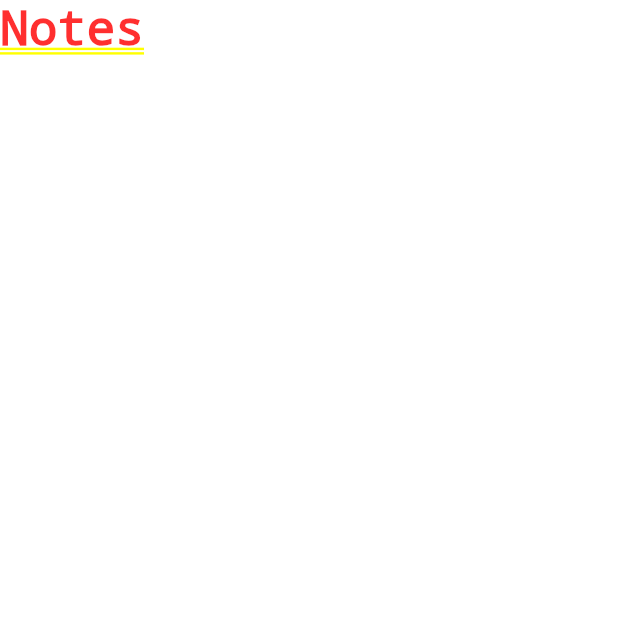
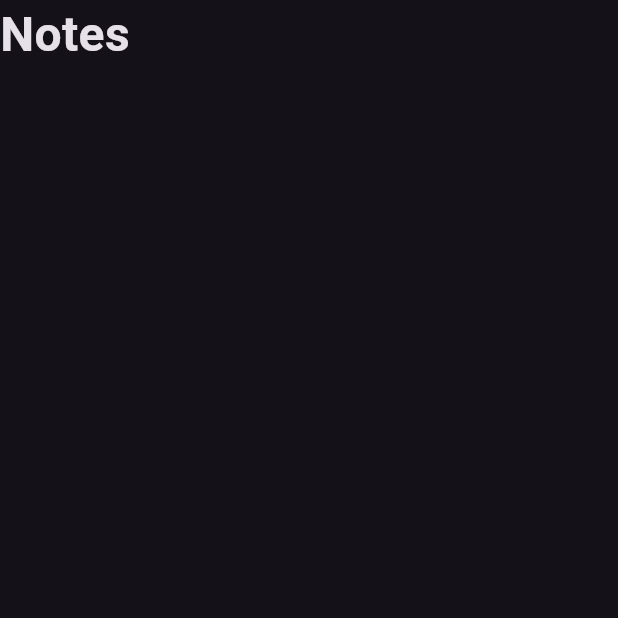
Before and after one commit to Ahmed12111/NotesApp, a Flutter app: the screen it shows after launch, on a phone screen of 412 x 824 dp, the top half of it. Run offline on Flutter 3.47's test engine with Material 3 defaults, Android fonts, the phone set to English and light mode, and no system bars; our stand-ins replace device_preview.

Commit message:
Create Custom AppBar

```diff
--- /dev/null
+++ b/devtools_options.yaml
@@ -0,0 +1,3 @@
+description: This file stores settings for Dart & Flutter DevTools.
+documentation: https://docs.flutter.dev/tools/devtools/extensions#configure-extension-enablement-states
+extensions:
--- a/lib/main.dart
+++ b/lib/main.dart
@@ -3,12 +3,7 @@ import 'package:notes_app/views/notes_view.dart';
 import 'package:device_preview/device_preview.dart';
 
 void main() {
-  runApp(
-    DevicePreview(
-      enabled: true,
-      builder: (context) => const NotesApp(),
-    ),
-  );
+  runApp(DevicePreview(enabled: true, builder: (context) => const NotesApp()));
 }
 
 class NotesApp extends StatelessWidget {
@@ -17,6 +12,7 @@ class NotesApp extends StatelessWidget {
   @override
   Widget build(BuildContext context) {
     return MaterialApp(
+      debugShowCheckedModeBanner: false,
       title: 'Notes App',
       theme: ThemeData(brightness: Brightness.dark),
       home: const NotesView(),
--- a/lib/views/notes_view.dart
+++ b/lib/views/notes_view.dart
@@ -1,26 +1,11 @@
 import 'package:flutter/material.dart';
+import 'package:notes_app/views/widgets/custom_app_bar_widget.dart';
 
 class NotesView extends StatelessWidget {
   const NotesView({super.key});
 
   @override
   Widget build(BuildContext context) {
-    return Column(children: <Widget>[CustomAppBarWidget()]);
+    return Scaffold(body: Column(children: <Widget>[CustomAppBarWidget()]));
   }
 }
-
-class CustomAppBarWidget extends StatelessWidget {
-  const CustomAppBarWidget({super.key});
-
-  @override
-  Widget build(BuildContext context) {
-    return Row(
-      children: <Widget>[
-        Text(
-          "Notes",
-          style: TextStyle(fontSize: 32, fontWeight: FontWeight.bold),
-        ),
-      ],
-    );
-  }
-}
--- /dev/null
+++ b/lib/views/widgets/custom_app_bar_widget.dart
@@ -0,0 +1,21 @@
+import 'package:flutter/material.dart';
+
+class CustomAppBarWidget extends StatelessWidget {
+  const CustomAppBarWidget({super.key});
+
+  @override
+  Widget build(BuildContext context) {
+    return Row(
+      children: <Widget>[
+        Text(
+          "Notes",
+          style: TextStyle(
+            fontSize: 32,
+            fontWeight: FontWeight.bold
+          ),
+
+        ),
+      ],
+    );
+  }
+}
```
